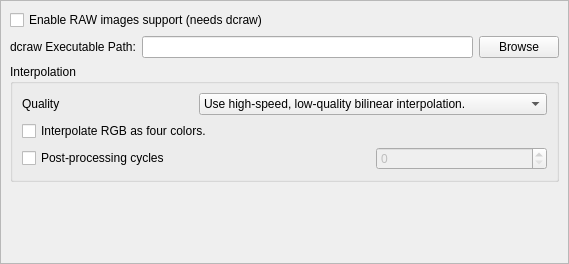
Old version of the form src/raw/BasicRawScrollArea.ui in the repository marek629/SIR.
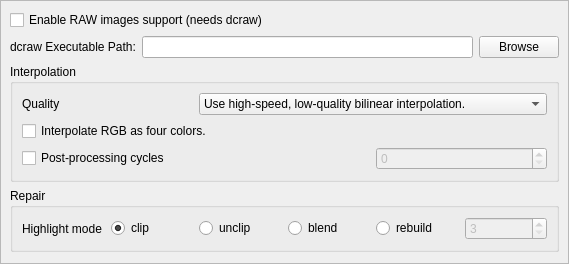
New version of the form.

Commit message: Highlight repair widgets was added to Basic Raw view.

The edit to the form file:
```diff
--- a/src/raw/BasicRawScrollArea.ui
+++ b/src/raw/BasicRawScrollArea.ui
@@ -20,9 +20,9 @@
    <property name="geometry">
     <rect>
      <x>0</x>
-     <y>0</y>
-     <width>567</width>
-     <height>262</height>
+     <y>-4</y>
+     <width>553</width>
+     <height>266</height>
     </rect>
    </property>
    <layout class="QGridLayout" name="gridLayout">
@@ -33,7 +33,7 @@
       </property>
      </widget>
     </item>
-    <item row="3" column="0">
+    <item row="4" column="0">
      <spacer name="verticalSpacer">
       <property name="orientation">
        <enum>Qt::Vertical</enum>
@@ -151,6 +151,82 @@
       </layout>
      </widget>
     </item>
+    <item row="3" column="0" colspan="3">
+     <widget class="QGroupBox" name="repairGroupBox">
+      <property name="title">
+       <string>Repair</string>
+      </property>
+      <layout class="QGridLayout" name="gridLayout_3">
+       <item row="0" column="4">
+        <widget class="QRadioButton" name="repairHighlightRebuildRadioButton">
+         <property name="toolTip">
+          <string>
+    Reconstruct highlights. Low numbers favor whites; high numbers favor colors.</string>
+         </property>
+         <property name="text">
+          <string>rebuild</string>
+         </property>
+        </widget>
+       </item>
+       <item row="0" column="0">
+        <widget class="QLabel" name="repairHighlightLabel">
+         <property name="text">
+          <string>Highlight mode</string>
+         </property>
+        </widget>
+       </item>
+       <item row="0" column="3">
+        <widget class="QRadioButton" name="repairHighlightBlendRadioButton">
+         <property name="toolTip">
+          <string>Blend clipped and unclipped values together for a gradual fade to white.</string>
+         </property>
+         <property name="text">
+          <string>blend</string>
+         </property>
+        </widget>
+       </item>
+       <item row="0" column="2">
+        <widget class="QRadioButton" name="repairHighlightUnclipRadioButton">
+         <property name="toolTip">
+          <string>Leave highlights unclipped in various shades of pink.</string>
+         </property>
+         <property name="text">
+          <string>unclip</string>
+         </property>
+        </widget>
+       </item>
+       <item row="0" column="1">
+        <widget class="QRadioButton" name="repairHighlightClipRadioButton">
+         <property name="toolTip">
+          <string>Clip all highlights to solid white (default).</string>
+         </property>
+         <property name="text">
+          <string>clip</string>
+         </property>
+         <property name="checked">
+          <bool>true</bool>
+         </property>
+        </widget>
+       </item>
+       <item row="0" column="5">
+        <widget class="QSpinBox" name="repairHighlightRebuildSpinBox">
+         <property name="enabled">
+          <bool>false</bool>
+         </property>
+         <property name="toolTip">
+          <string>Rebuild level.</string>
+         </property>
+         <property name="minimum">
+          <number>3</number>
+         </property>
+         <property name="maximum">
+          <number>9</number>
+         </property>
+        </widget>
+       </item>
+      </layout>
+     </widget>
+    </item>
    </layout>
   </widget>
  </widget>
```
Left out of the diff: 19 changed lines with no effect on the pictures.
